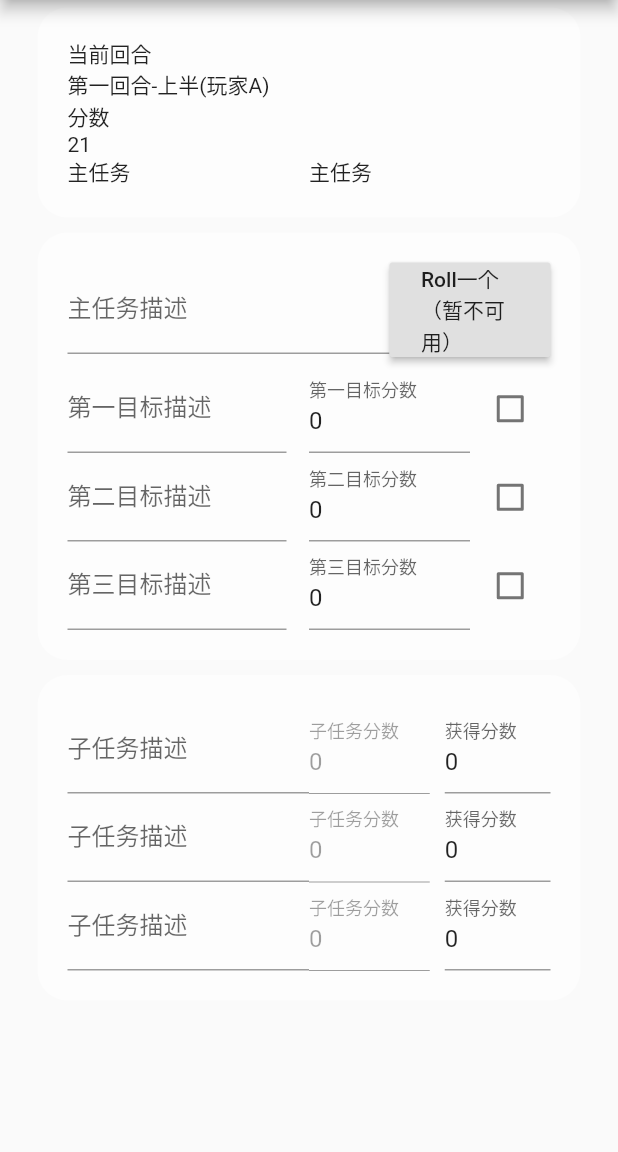
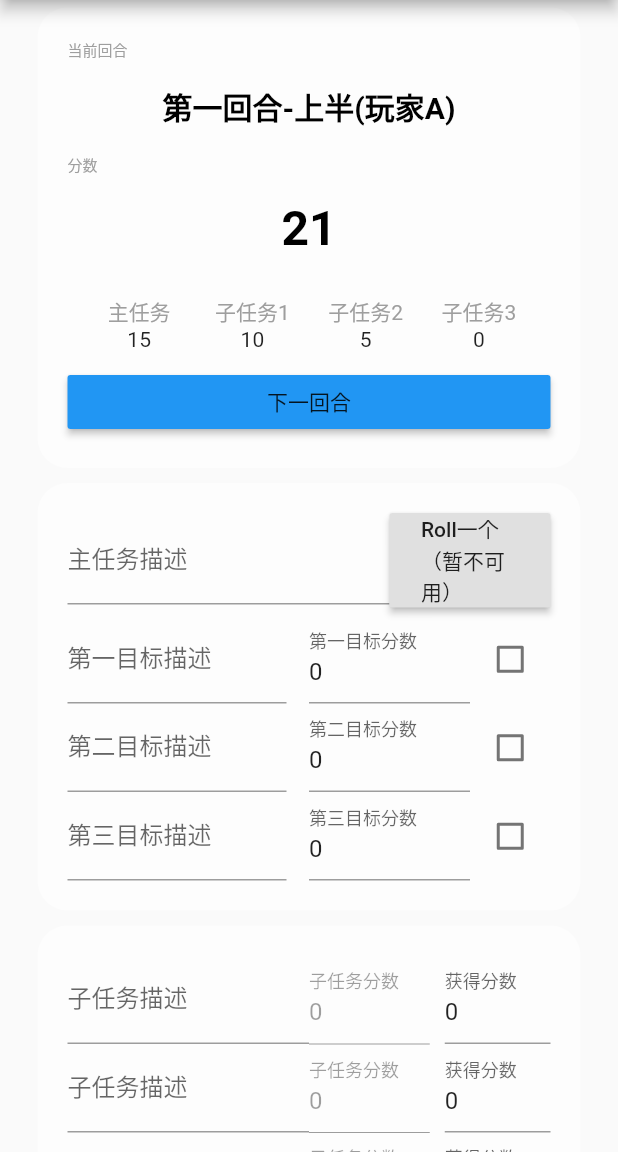
Before and after one commit to code38/scoreboard, a Flutter app: the screen it shows after launch, on a phone screen of 412 x 824 dp, the part 84-1236 px from its top. Run offline on Flutter 3.47's test engine with Material 2 defaults, Android fonts, the phone set to English and light mode, and no system bars.

Commit message:
回合制计分板:回合制计分板面板（未完成）

```diff
--- a/lib/ScoreBoard.dart
+++ b/lib/ScoreBoard.dart
@@ -1,43 +1,144 @@
-
 import 'package:flutter/material.dart';
 import 'package:scoreboard/TextFieldManager.dart';
 
-class ScoreBoard extends StatefulWidget{
+class ScoreBoard extends StatefulWidget {
   TextFieldManager tfm;
 
-  ScoreBoard(TextFieldManager textFieldManager){
+  ScoreBoard(TextFieldManager textFieldManager) {
     this.tfm = textFieldManager;
   }
 
   @override
   State<StatefulWidget> createState() {
-    return _ScoreBoardState();
+    return _ScoreBoardState(tfm);
   }
 }
 
-class _ScoreBoardState extends State<ScoreBoard>{
+class _ScoreBoardState extends State<ScoreBoard> {
+  TextFieldManager tfm;
+
+  _ScoreBoardState(TextFieldManager textFieldManager) {
+    this.tfm = textFieldManager;
+  }
+
   @override
   Widget build(BuildContext context) {
     return new Column(
       children: [
-        new Row(
-          children: [new Text("当前回合")],
+        Align(
+          child: new Text(
+            "当前回合",
+            style: TextStyle(fontSize: 10, color: Colors.grey),
+            textAlign: TextAlign.left,
+          ),
+          alignment: Alignment.centerLeft,
         ),
-        new Row(
-          children: [new Text("第一回合-上半(玩家A)")],
+        Center(
+            child: Padding(
+          child: new Text(
+            "第一回合-上半(玩家A)",
+            style: TextStyle(
+                fontSize: 20, color: Colors.black, fontWeight: FontWeight.bold),
+            textAlign: TextAlign.center,
+          ),
+          padding: EdgeInsets.all(16),
+        )),
+        Align(
+          alignment: Alignment.centerLeft,
+          child: new Text(
+            "分数",
+            style: TextStyle(fontSize: 10, color: Colors.grey),
+            textAlign: TextAlign.left,
+          ),
         ),
-        new Row(
-          children: [new Text("分数")],
+        Center(
+          child: Padding(
+            child: new Text(
+              "21",
+              style: TextStyle(
+                  fontSize: 32,
+                  color: Colors.black,
+                  fontWeight: FontWeight.bold),
+            ),
+            padding: EdgeInsets.all(16),
+          ),
         ),
-        new Row(
-          children: [new Text("21")],
+        Center(
+          child: Padding(
+              padding: EdgeInsets.all(10),
+              child: new Column(
+                children: [
+                  new Row(
+                    children: [
+                      Expanded(
+                          child: new Text(
+                        "主任务",
+                        style: TextStyle(
+                          color: Colors.grey,
+                        ),
+                        textAlign: TextAlign.center,
+                      )),
+                      Expanded(
+                          child: new Text(
+                        "子任务1",
+                        style: TextStyle(
+                          color: Colors.grey,
+                        ),
+                        textAlign: TextAlign.center,
+                      )),
+                      Expanded(
+                          child: new Text(
+                        "子任务2",
+                        style: TextStyle(
+                          color: Colors.grey,
+                        ),
+                        textAlign: TextAlign.center,
+                      )),
+                      Expanded(
+                          child: new Text(
+                        "子任务3",
+                        style: TextStyle(
+                          color: Colors.grey,
+                        ),
+                        textAlign: TextAlign.center,
+                      )),
+                    ],
+                  ),
+                  new Row(
+                    children: [
+                      Expanded(
+                          child: new Text(
+                        "15",
+                        textAlign: TextAlign.center,
+                      )),
+                      Expanded(
+                          child: new Text(
+                        "10",
+                        textAlign: TextAlign.center,
+                      )),
+                      Expanded(
+                          child: new Text(
+                        "5",
+                        textAlign: TextAlign.center,
+                      )),
+                      Expanded(
+                          child: new Text(
+                        "0",
+                        textAlign: TextAlign.center,
+                      )),
+                    ],
+                  )
+                ],
+              )),
         ),
-        new Row(
-          children: [
-            Expanded(child: new Text("主任务")),
-            Expanded(child: new Text("主任务"))
-          ],
-        )
+          MaterialButton(
+            onPressed: () {tfm.nextTurn();},
+            color: Colors.blue,
+            child: SizedBox(
+              width: double.infinity,
+              child: new Text("下一回合",textAlign: TextAlign.center,),
+          ),
+        ),
       ],
     );
   }
--- a/lib/main.dart
+++ b/lib/main.dart
@@ -26,6 +26,7 @@ class TotalState extends State<MyApp> {
       title: '40K Score Board',
       home: new Scaffold(
           appBar: new AppBar(
+            backgroundColor: Colors.blue,
             title: new Text('40K Score Board',
                 textAlign: TextAlign.left),
           ),
```
